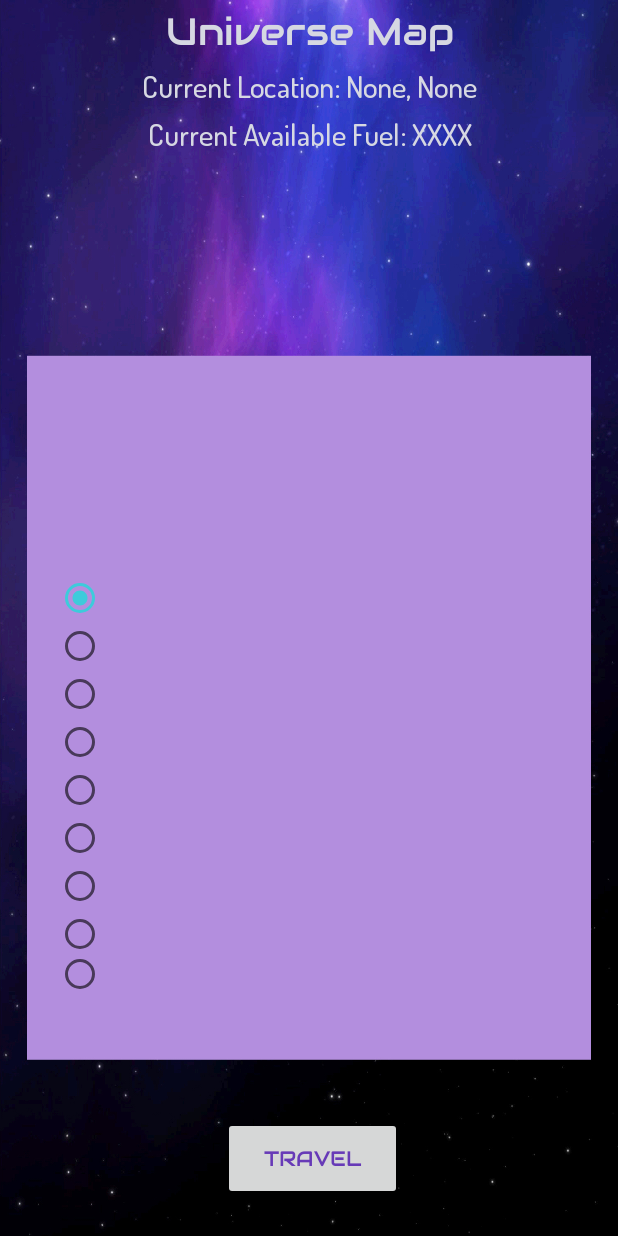
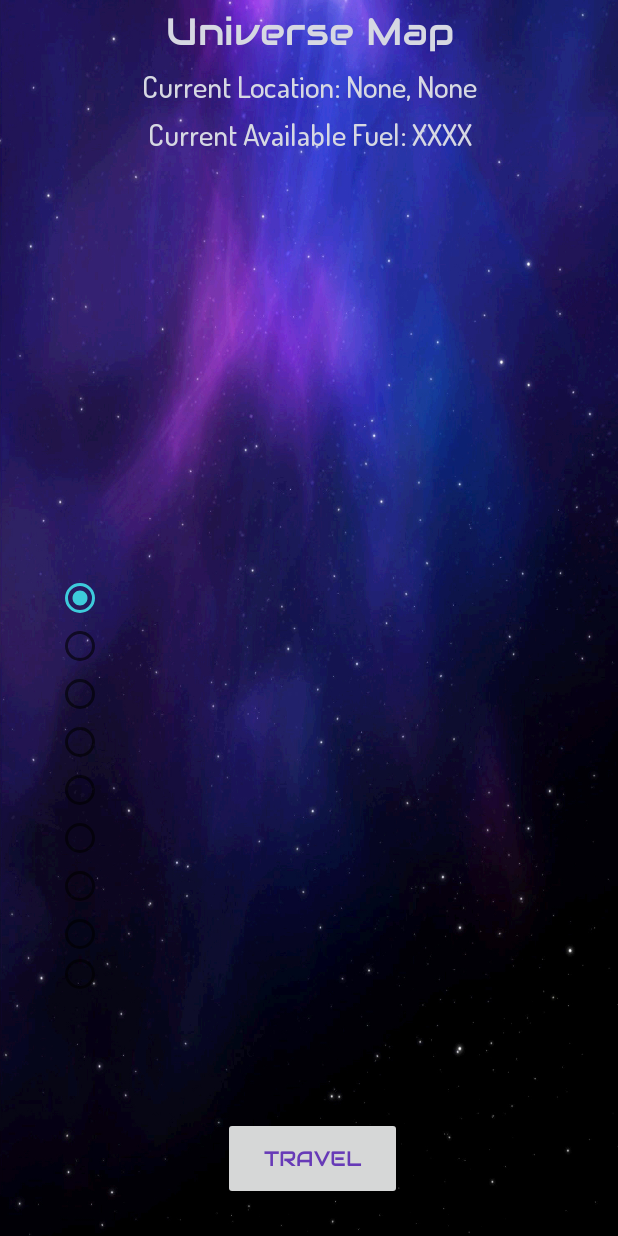
Before and after one commit to lalatorres14/Watersgate, an Android app: the layout universe_map.xml on its own in the app's theme, with its tools: preview values and no code run, on a phone screen of 412 x 824 dp. Run offline under Robolectric (Android 15) with nearby library versions, the phone set to English and light mode, and no system bars.

Commit message:
Graphics Done

```diff
--- a/SpaceTrader/app/src/main/res/layout/universe_map.xml
+++ b/SpaceTrader/app/src/main/res/layout/universe_map.xml
@@ -5,7 +5,7 @@
     xmlns:tools="http://schemas.android.com/tools"
     android:layout_width="match_parent"
     android:layout_height="match_parent"
-    android:background="@drawable/space2"
+    android:background="@drawable/space"
     tools:context="edu.gatech.cs2340.SpaceTrader.views.UniverseMap">
 
 
```
Also changed, not shown: SpaceTrader/app/src/main/res/drawable-nodpi/space2.jpg.
